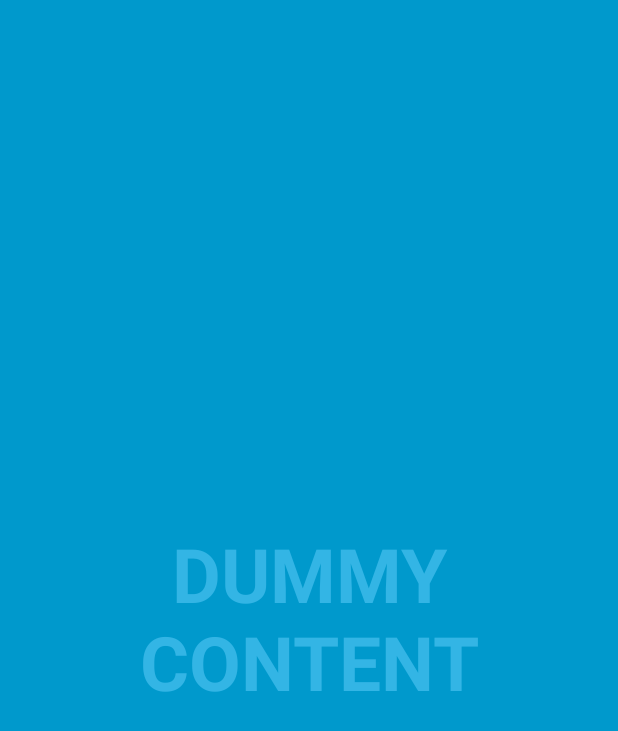
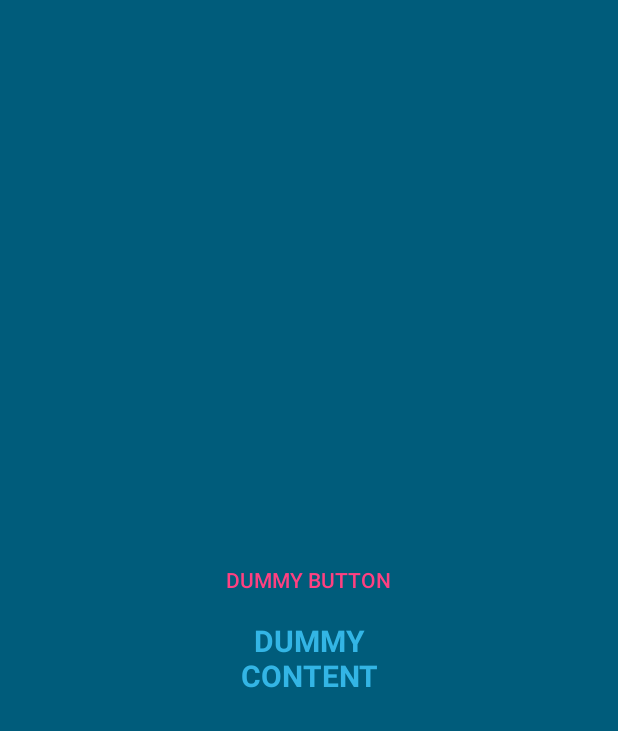
Before and after one commit to HeSuxiang/LibarayOfAzeroth, an Android app: the screen it shows after launch (MainActivity), on a phone screen of 412 x 824 dp. Shown: the top 731 px of the screen. Run offline under Robolectric (Android 15) with nearby library versions, the light colour scheme and no system bars.

Commit message:
全屏模式ok

```diff
--- a/app/src/main/AndroidManifest.xml
+++ b/app/src/main/AndroidManifest.xml
@@ -1,6 +1,6 @@
 <?xml version="1.0" encoding="utf-8"?>
 <manifest xmlns:android="http://schemas.android.com/apk/res/android"
-    package="com.cuisanzhang.libarayofazeroth" >
+    package="com.cuisanzhang.libarayofazeroth">
 
     <application
         android:allowBackup="true"
@@ -8,12 +8,12 @@
         android:label="@string/app_name"
         android:roundIcon="@mipmap/ic_launcher_round"
         android:supportsRtl="true"
-        android:theme="@style/AppTheme" >
+        android:theme="@style/AppTheme">
         <activity
             android:name=".MainActivity"
             android:configChanges="orientation|keyboardHidden|screenSize"
             android:label="@string/app_name"
-            android:theme="@style/FullscreenTheme" >
+            android:theme="@style/FullscreenTheme">
             <intent-filter>
                 <action android:name="android.intent.action.MAIN" />
 
--- a/app/src/main/java/com/cuisanzhang/libarayofazeroth/MainActivity.java
+++ b/app/src/main/java/com/cuisanzhang/libarayofazeroth/MainActivity.java
@@ -5,6 +5,7 @@ import android.support.v7.app.ActionBar;
 import android.support.v7.app.AppCompatActivity;
 import android.os.Bundle;
 import android.os.Handler;
+import android.util.Log;
 import android.view.MotionEvent;
 import android.view.View;
 
@@ -30,16 +31,69 @@ public class MainActivity extends AppCompatActivity {
      * and a change of the status and navigation bar.
      */
     private static final int UI_ANIMATION_DELAY = 300;
+    private final Handler mHideHandler = new Handler();
+    private View mContentView;
+    private final Runnable mHidePart2Runnable = new Runnable() {
+        @SuppressLint("InlinedApi")
+        @Override
+        public void run() {
+            // Delayed removal of status and navigation bar
 
-    private View mContentView;
+            // Note that some of these constants are new as of API 16 (Jelly Bean)
+            // and API 19 (KitKat). It is safe to use them, as they are inlined
+            // at compile-time and do nothing on earlier devices.
+            mContentView.setSystemUiVisibility(View.SYSTEM_UI_FLAG_LOW_PROFILE
+                    | View.SYSTEM_UI_FLAG_FULLSCREEN
+                    | View.SYSTEM_UI_FLAG_LAYOUT_STABLE
+                    | View.SYSTEM_UI_FLAG_IMMERSIVE_STICKY
+                    | View.SYSTEM_UI_FLAG_LAYOUT_HIDE_NAVIGATION
+                    | View.SYSTEM_UI_FLAG_HIDE_NAVIGATION);
+            Log.e("log=" , "mHidePart2Runnable");
+        }
+    };
     private View mControlsView;
+//    private final Runnable mShowPart2Runnable = new Runnable() {
+//        @Override
+//        public void run() {
+//            // Delayed display of UI elements
+//            ActionBar actionBar = getSupportActionBar();
+//            if (actionBar != null) {
+//                actionBar.show();
+//            }
+//            Log.e("log=" , "mShowPart2Runnable");
+//            mControlsView.setVisibility(View.VISIBLE);
+//        }
+//    };
     private boolean mVisible;
+    private final Runnable mHideRunnable = new Runnable() {
+        @Override
+        public void run() {
+            hide();
+            Log.e("log=" , "mHideRunnable");
+        }
+    };
+    /**
+     * Touch listener to use for in-layout UI controls to delay hiding the
+     * system UI. This is to prevent the jarring behavior of controls going away
+     * while interacting with activity UI.
+     */
+    private final View.OnTouchListener mDelayHideTouchListener = new View.OnTouchListener() {
+        @Override
+        public boolean onTouch(View view, MotionEvent motionEvent) {
+
+            Log.e("log=" , "mDelayHideTouchListener");
+            if (AUTO_HIDE) {
+                delayedHide(AUTO_HIDE_DELAY_MILLIS);
+            }
+            return false;
+        }
+    };
 
     @Override
     protected void onCreate(Bundle savedInstanceState) {
         super.onCreate(savedInstanceState);
 
-        setContentView(R.layout.activity_main);
+        setContentView(R.layout.activity_main_layout);
 
         mVisible = true;
         mControlsView = findViewById(R.id.fullscreen_content_controls);
@@ -47,10 +101,11 @@ public class MainActivity extends AppCompatActivity {
 
 
         // Set up the user interaction to manually show or hide the system UI.
-        mContentView.setOnClickListener(new View.OnClickListener() {
+        mControlsView.setOnClickListener(new View.OnClickListener() {
             @Override
             public void onClick(View view) {
                 toggle();
+                Log.e("log=" , "OnClickListener");
             }
         });
 
@@ -68,100 +123,54 @@ public class MainActivity extends AppCompatActivity {
         // created, to briefly hint to the user that UI controls
         // are available.
         delayedHide(100);
+        Log.e("log=" , "onPostCreate");
     }
 
-    /**
-     * Touch listener to use for in-layout UI controls to delay hiding the
-     * system UI. This is to prevent the jarring behavior of controls going away
-     * while interacting with activity UI.
-     */
-    private final View.OnTouchListener mDelayHideTouchListener = new View.OnTouchListener() {
-        @Override
-        public boolean onTouch(View view, MotionEvent motionEvent) {
-            if (AUTO_HIDE) {
-                delayedHide(AUTO_HIDE_DELAY_MILLIS);
-            }
-            return false;
-        }
-    };
-
     private void toggle() {
-        if (mVisible) {
+//        if (mVisible) {
             hide();
-        } else {
-            show();
-        }
+            Log.e("log=" , "toggle hide");
+//        }
+//        else {
+//            show();
+//            Log.e("log=" , "toggle show");
+//        }
     }
 
     private void hide() {
         // Hide UI first
+        Log.e("log=" , "hide");
         ActionBar actionBar = getSupportActionBar();
         if (actionBar != null) {
             actionBar.hide();
         }
-        mControlsView.setVisibility(View.GONE);
+//        mControlsView.setVisibility(View.GONE);
         mVisible = false;
 
         // Schedule a runnable to remove the status and navigation bar after a delay
-        mHideHandler.removeCallbacks(mShowPart2Runnable);
+//        mHideHandler.removeCallbacks(mShowPart2Runnable);
         mHideHandler.postDelayed(mHidePart2Runnable, UI_ANIMATION_DELAY);
     }
 
-    private final Runnable mHidePart2Runnable = new Runnable() {
-        @SuppressLint("InlinedApi")
-        @Override
-        public void run() {
-            // Delayed removal of status and navigation bar
-
-            // Note that some of these constants are new as of API 16 (Jelly Bean)
-            // and API 19 (KitKat). It is safe to use them, as they are inlined
-            // at compile-time and do nothing on earlier devices.
-            mContentView.setSystemUiVisibility(View.SYSTEM_UI_FLAG_LOW_PROFILE
-                    | View.SYSTEM_UI_FLAG_FULLSCREEN
-                    | View.SYSTEM_UI_FLAG_LAYOUT_STABLE
-                    | View.SYSTEM_UI_FLAG_IMMERSIVE_STICKY
-                    | View.SYSTEM_UI_FLAG_LAYOUT_HIDE_NAVIGATION
-                    | View.SYSTEM_UI_FLAG_HIDE_NAVIGATION);
-        }
-    };
-
-    @SuppressLint("InlinedApi")
-    private void show() {
-        // Show the system bar
-        mContentView.setSystemUiVisibility(View.SYSTEM_UI_FLAG_LAYOUT_FULLSCREEN
-                | View.SYSTEM_UI_FLAG_LAYOUT_HIDE_NAVIGATION);
-        mVisible = true;
-
-        // Schedule a runnable to display UI elements after a delay
-        mHideHandler.removeCallbacks(mHidePart2Runnable);
-        mHideHandler.postDelayed(mShowPart2Runnable, UI_ANIMATION_DELAY);
-    }
-
-    private final Runnable mShowPart2Runnable = new Runnable() {
-        @Override
-        public void run() {
-            // Delayed display of UI elements
-            ActionBar actionBar = getSupportActionBar();
-            if (actionBar != null) {
-                actionBar.show();
-            }
-            mControlsView.setVisibility(View.VISIBLE);
-        }
-    };
-
-    private final Handler mHideHandler = new Handler();
-    private final Runnable mHideRunnable = new Runnable() {
-        @Override
-        public void run() {
-            hide();
-        }
-    };
+//    @SuppressLint("InlinedApi")
+//    private void show() {
+//        // Show the system bar
+//        mContentView.setSystemUiVisibility(View.SYSTEM_UI_FLAG_LAYOUT_FULLSCREEN
+//                | View.SYSTEM_UI_FLAG_LAYOUT_HIDE_NAVIGATION);
+//        mVisible = true;
+//
+//        Log.e("log=" , "show");
+//        // Schedule a runnable to display UI elements after a delay
+//        mHideHandler.removeCallbacks(mHidePart2Runnable);
+//        mHideHandler.postDelayed(mShowPart2Runnable, UI_ANIMATION_DELAY);
+//    }
 
     /**
      * Schedules a call to hide() in [delay] milliseconds, canceling any
      * previously scheduled calls.
      */
     private void delayedHide(int delayMillis) {
+        Log.e("log=" , "delayedHide");
         mHideHandler.removeCallbacks(mHideRunnable);
         mHideHandler.postDelayed(mHideRunnable, delayMillis);
     }
--- a/app/src/main/res/layout/activity_main.xml
+++ b/app/src/main/res/layout/activity_main.xml
@@ -8,23 +8,26 @@
     <!-- The primary full-screen view. This can be replaced with whatever view
          is needed to present your content, e.g. VideoView, SurfaceView,
          TextureView, etc. -->
-    <TextView android:id="@+id/fullscreen_content"
+    <TextView
+        android:id="@+id/fullscreen_content"
         android:layout_width="match_parent"
         android:layout_height="match_parent"
+        android:gravity="center"
         android:keepScreenOn="true"
+        android:text="@string/dummy_content"
         android:textColor="#33b5e5"
-        android:textStyle="bold"
         android:textSize="50sp"
-        android:gravity="center"
-        android:text="@string/dummy_content" />
+        android:textStyle="bold" />
 
     <!-- This FrameLayout insets its children based on system windows using
          android:fitsSystemWindows. -->
-    <FrameLayout android:layout_width="match_parent"
+    <FrameLayout
+        android:layout_width="match_parent"
         android:layout_height="match_parent"
         android:fitsSystemWindows="true">
 
-        <LinearLayout android:id="@+id/fullscreen_content_controls"
+        <LinearLayout
+            android:id="@+id/fullscreen_content_controls"
             style="?metaButtonBarStyle"
             android:layout_width="match_parent"
             android:layout_height="wrap_content"
@@ -33,7 +36,8 @@
             android:orientation="horizontal"
             tools:ignore="UselessParent">
 
-            <Button android:id="@+id/dummy_button"
+            <Button
+                android:id="@+id/dummy_button"
                 style="?metaButtonBarButtonStyle"
                 android:layout_width="0dp"
                 android:layout_height="wrap_content"
--- /dev/null
+++ b/app/src/main/res/layout/activity_main_layout.xml
@@ -0,0 +1,74 @@
+<FrameLayout xmlns:android="http://schemas.android.com/apk/res/android"
+    xmlns:tools="http://schemas.android.com/tools"
+    android:layout_width="match_parent"
+    android:layout_height="match_parent"
+    android:background="#0099cc"
+    tools:context="com.cuisanzhang.libarayofazeroth.MainActivity">
+
+    <!-- The primary full-screen view. This can be replaced with whatever view
+         is needed to present your content, e.g. VideoView, SurfaceView,
+         TextureView, etc. -->
+
+    <LinearLayout
+    android:id="@+id/fullscreen_content_controls"
+    style="?metaButtonBarStyle"
+    android:layout_width="match_parent"
+    android:layout_height="match_parent"
+    android:layout_gravity="center"
+        android:gravity="center"
+    android:background="@color/black_overlay"
+    android:orientation="vertical"
+    tools:ignore="UselessParent">
+
+    <Button
+    android:id="@+id/dummy_button"
+    style="?metaButtonBarButtonStyle"
+    android:layout_width="wrap_content"
+    android:layout_height="wrap_content"
+    android:text="@string/dummy_button" />
+
+        <TextView
+            android:id="@+id/fullscreen_content"
+            android:layout_width="wrap_content"
+            android:layout_height="wrap_content"
+
+            android:gravity="center"
+            android:keepScreenOn="true"
+            android:text="@string/dummy_content"
+            android:textColor="#33b5e5"
+            android:textSize="20sp"
+            android:textStyle="bold" />
+
+    </LinearLayout>
+
+
+
+    <!-- This FrameLayout insets its children based on system windows using
+         android:fitsSystemWindows. -->
+    <!--<FrameLayout-->
+        <!--android:layout_width="match_parent"-->
+        <!--android:layout_height="match_parent"-->
+        <!--android:fitsSystemWindows="true">-->
+
+        <!--<LinearLayout-->
+            <!--android:id="@+id/fullscreen_content_controls"-->
+            <!--style="?metaButtonBarStyle"-->
+            <!--android:layout_width="match_parent"-->
+            <!--android:layout_height="wrap_content"-->
+            <!--android:layout_gravity="bottom|center_horizontal"-->
+            <!--android:background="@color/black_overlay"-->
+            <!--android:orientation="horizontal"-->
+            <!--tools:ignore="UselessParent">-->
+
+            <!--<Button-->
+                <!--android:id="@+id/dummy_button"-->
+                <!--style="?metaButtonBarButtonStyle"-->
+                <!--android:layout_width="0dp"-->
+                <!--android:layout_height="wrap_content"-->
+                <!--android:layout_weight="1"-->
+                <!--android:text="@string/dummy_button" />-->
+
+        <!--</LinearLayout>-->
+    <!--</FrameLayout>-->
+
+</FrameLayout>
--- a/app/src/main/res/values/strings.xml
+++ b/app/src/main/res/values/strings.xml
@@ -1,5 +1,5 @@
 <resources>
-    <string name="app_name">LibarayOfAzeroth</string>
+    <string name="app_name">艾泽拉斯大图书馆</string>
 
     <string name="dummy_button">Dummy Button</string>
     <string name="dummy_content">DUMMY\nCONTENT</string>
```
